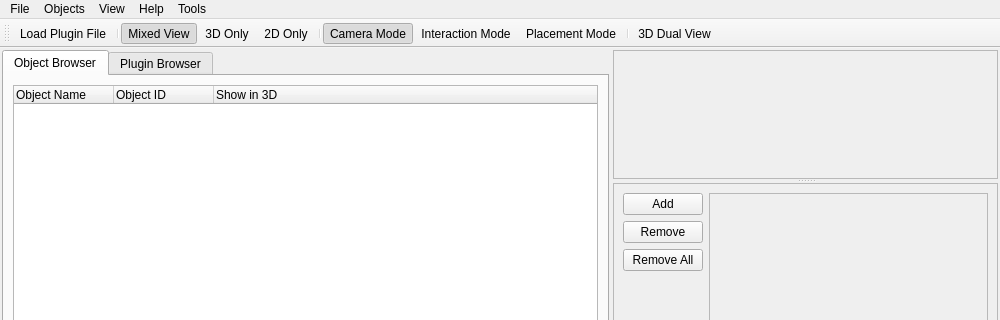
Above: rtUI/rtMainWindow.ui from pengwg/vurtigo before the change; both pictures show x 0 to 1000 and y 0 to 320 of the 1000 by 800 pixel window. Below: the same form after it.
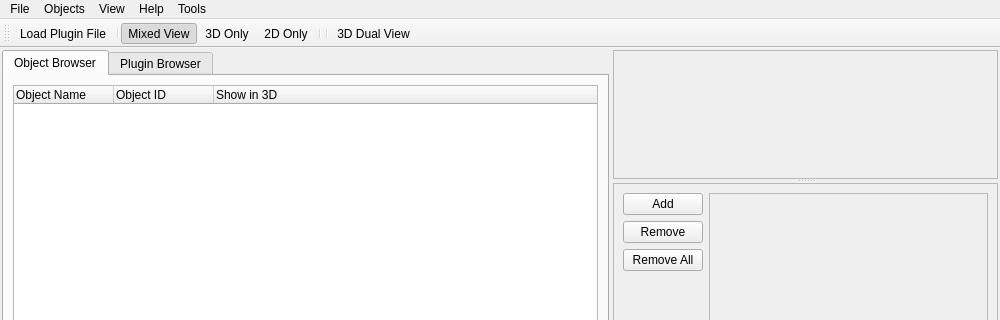
That is the form after the change.

Commit message: Combined Camera/Interact/Placement modes into one + registration GUI improvements

What changed in the file:
```diff
--- a/rtUI/rtMainWindow.ui
+++ b/rtUI/rtMainWindow.ui
@@ -335,9 +335,6 @@
    <addaction name="action3D_Only"/>
    <addaction name="action2D_Only"/>
    <addaction name="separator"/>
-   <addaction name="actionCamera_Mode"/>
-   <addaction name="actionInteraction_Mode"/>
-   <addaction name="actionPlacement_Mode"/>
    <addaction name="separator"/>
    <addaction name="action3D_Dual_View"/>
   </widget>
@@ -457,33 +454,6 @@
     <string>3D Render Options</string>
    </property>
   </action>
-  <action name="actionCamera_Mode">
-   <property name="checkable">
-    <bool>true</bool>
-   </property>
-   <property name="checked">
-    <bool>true</bool>
-   </property>
-   <property name="text">
-    <string>Camera Mode</string>
-   </property>
-  </action>
-  <action name="actionInteraction_Mode">
-   <property name="checkable">
-    <bool>true</bool>
-   </property>
-   <property name="text">
-    <string>Interaction Mode</string>
-   </property>
-  </action>
-  <action name="actionPlacement_Mode">
-   <property name="checkable">
-    <bool>true</bool>
-   </property>
-   <property name="text">
-    <string>Placement Mode</string>
-   </property>
-  </action>
   <action name="actionLoad_Object">
    <property name="text">
     <string>Load Object</string>
```
The commit also changes 13 other files.
